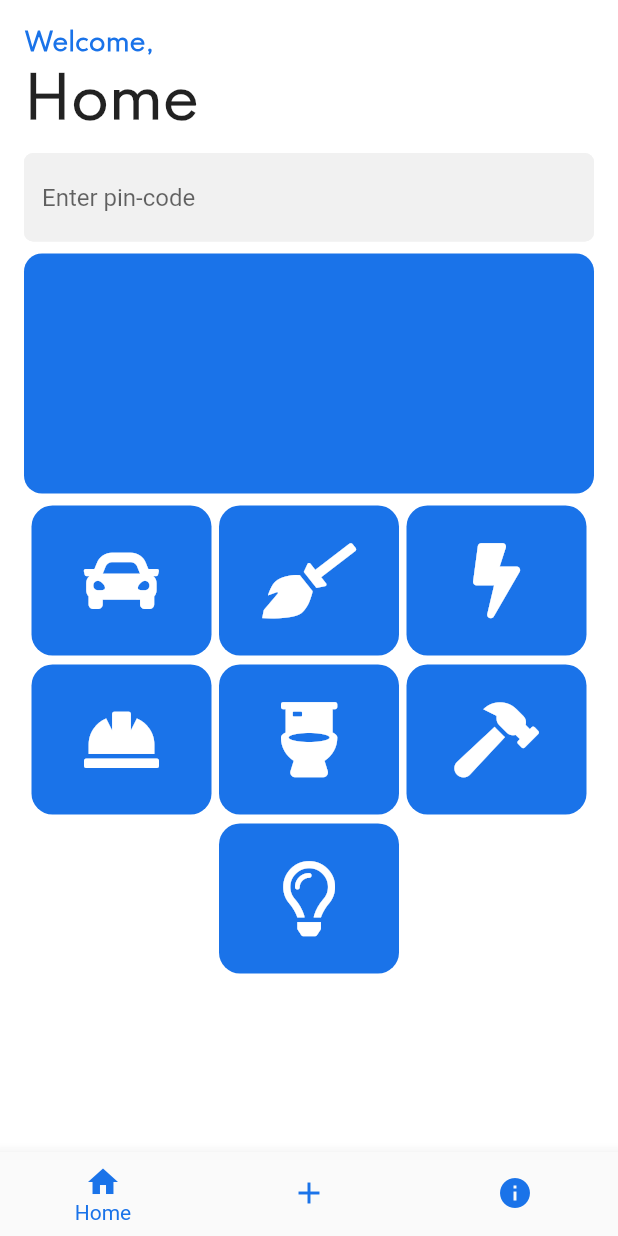
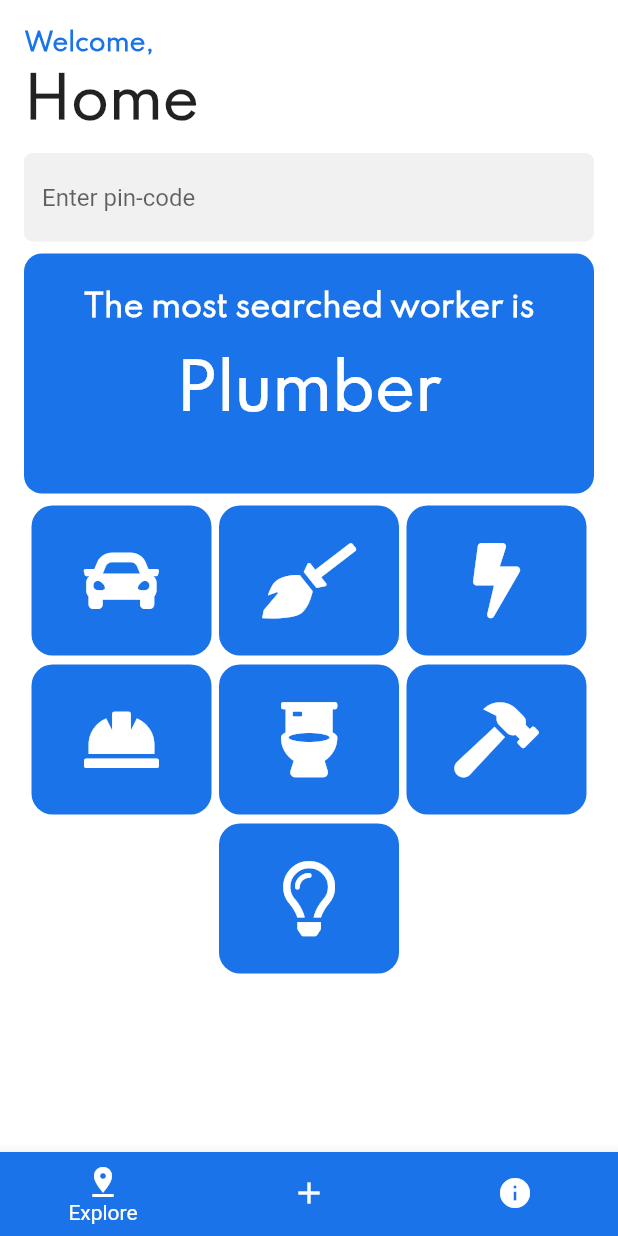
Before and after one commit to STCVIT/Rozgaar-App, a Flutter app: the screen it shows after launch, on a phone screen of 412 x 824 dp. Run offline on Flutter 3.47's test engine with Material 2 defaults, Android fonts, the phone set to English and light mode, and no system bars; our stand-ins replace file_picker, firebase_auth, firebase_core, flutter_spinkit, font_awesome_flutter, modal_progress_hud; missing offline and left inert: firebase_ml_vision; accounts and stored records are empty.

Commit message:
minor UI changes

```diff
--- a/lib/constants.dart
+++ b/lib/constants.dart
@@ -2,7 +2,7 @@ import 'package:flutter/material.dart';
 
 const kConstFontFamily= "Spartan";
 
-const baseUrl='https://hackthehourglass.herokuapp.com/user';
+const baseUrl='https://hackthehourglass.herokuapp.com';
 
 const kConstGreyColor =Color(0xffe5e5e5);
 const kConstBlueColor =Color(0xff1a73e9);
--- a/lib/flow.dart
+++ b/lib/flow.dart
@@ -17,7 +17,7 @@ class _BottomNavState extends State<BottomNav> {
   @override
   Widget build(BuildContext context) {
     return Scaffold(
-      backgroundColor: Colors.white,
+      backgroundColor: kConstBlueColor,
       body: SafeArea(
           child: IndexedStack(
             index: currentIndex,
@@ -29,19 +29,20 @@ class _BottomNavState extends State<BottomNav> {
           )
       ),
       bottomNavigationBar: BottomNavigationBar(
+        backgroundColor: kConstBlueColor,
         showSelectedLabels: true,
         showUnselectedLabels: false,
-        selectedItemColor: kConstBlueColor,
-        unselectedItemColor: kConstBlueColor,
+        selectedItemColor: Colors.white,
+        unselectedItemColor: Colors.white,
         type: BottomNavigationBarType.fixed,
         items: const <BottomNavigationBarItem>[
           BottomNavigationBarItem(
-            icon: Icon(Icons.home),
-            title: Text('Home'),
+            icon: Icon(Icons.pin_drop),
+            title: Text('Explore'),
           ),
           BottomNavigationBarItem(
             icon: Icon(Icons.add),
-            title: Text('Submit'),
+            title: Text('Create'),
           ),
           BottomNavigationBarItem(
             icon: Icon(Icons.info),
--- a/lib/screens/home.dart
+++ b/lib/screens/home.dart
@@ -1,3 +1,5 @@
+import 'dart:math';
+
 import 'package:flutter/material.dart';
 import 'package:font_awesome_flutter/font_awesome_flutter.dart';
 import 'package:helloworld_app/constants.dart';
@@ -8,9 +10,23 @@ class Home extends StatefulWidget {
 }
 
 class _HomeState extends State<Home> {
+  List<String> workers =['Driver','Maid','Electrician','Labourer','Plumber','Carpenter','Electrician'];
+  int randomNumber;
+  Random random =new Random();
+  @override
+  void initState() {
+    // TODO: implement initState
+    super.initState();
+    randomNumber=random.nextInt(6);
+  }
   @override
   Widget build(BuildContext context) {
-    return Padding(
+    return Scaffold(
+      backgroundColor: Colors.white,
+      body: ListView.builder(
+        itemCount: 1,
+        itemBuilder: (BuildContext context, int index) =>
+         Padding(
           padding: EdgeInsets.fromLTRB(16, 20, 16, 0),
           child: Column(
             crossAxisAlignment: CrossAxisAlignment.start,
@@ -38,6 +54,14 @@ class _HomeState extends State<Home> {
                 decoration: BoxDecoration(color: kConstBlueColor,borderRadius: BorderRadius.circular(12)),
                 height: 160,
                 width: 500,
+                child: Column(
+                  children: [
+                    SizedBox(height: 24,),
+                    Text('The most searched worker is',style: kConstHeadingStyle.copyWith(color: Colors.white,fontSize: 20),),
+                    SizedBox(height: 20,),
+                    Text(workers[randomNumber],style: kConstHeadingStyle.copyWith(color: Colors.white,fontSize: 40),),
+                  ],
+                ),
               ),
               SizedBox(height: 8,),
               Row(
@@ -101,6 +125,8 @@ class _HomeState extends State<Home> {
               ),
             ],
           ),
+        ),
+      ),
     );
   }
 }
```
Also changed, not shown: lib/screens/aboutUs.dart (+32 -2 lines), lib/screens/submit.dart (+11 -13 lines). Lines whose indentation alone changed are shown as unchanged.
